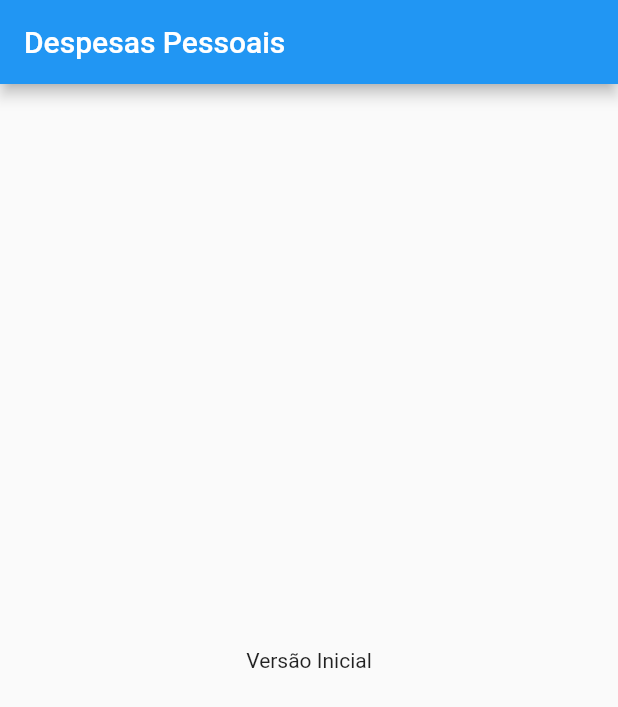
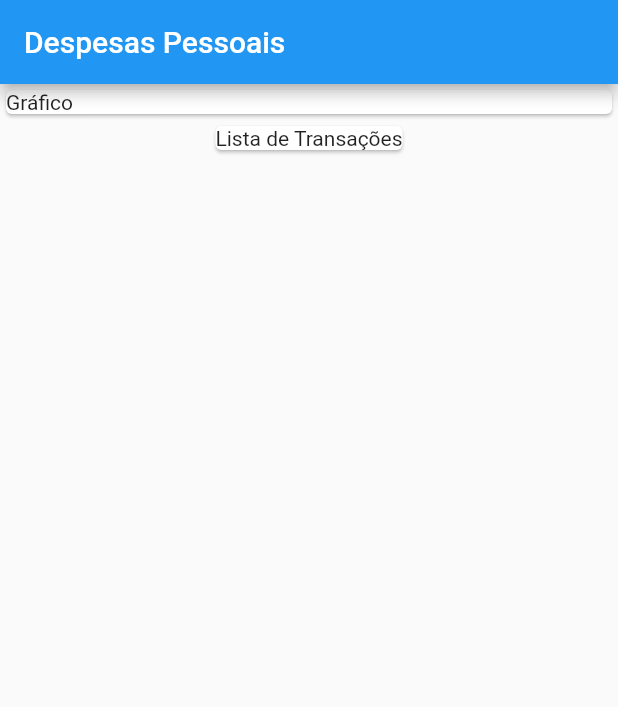
Before and after one commit to jacksonlmp/personal_expenses, a Flutter app: the screen it shows after launch, on a phone screen of 412 x 824 dp. Shown: the top 707 px of the screen. Run offline on Flutter 3.47's test engine with Material 2 defaults, Android fonts, the phone set to English and light mode, and no system bars.

Commit message:
Combining widgets

```diff
--- a/lib/main.dart
+++ b/lib/main.dart
@@ -22,8 +22,18 @@ class MyHomePage extends StatelessWidget {
       appBar: AppBar(
         title: const Text('Despesas Pessoais'),
       ),
-      body: const Center(
-        child: Text('Versão Inicial')
+      body: Column(
+        children: <Widget>[
+          Container(
+            width: double.infinity,
+            child: Card(
+              child: Text('Gráfico'),
+            ),
+          ),
+          Card(
+            child: Text('Lista de Transações'),
+          )
+        ],
       ),
     );
   }
```
